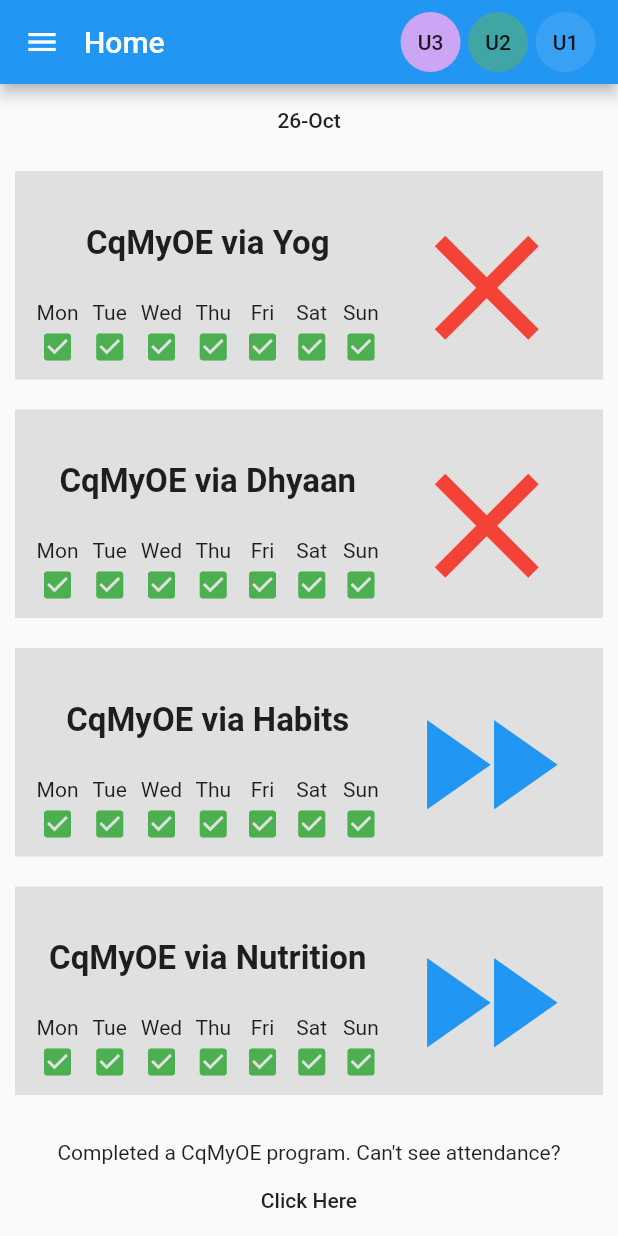
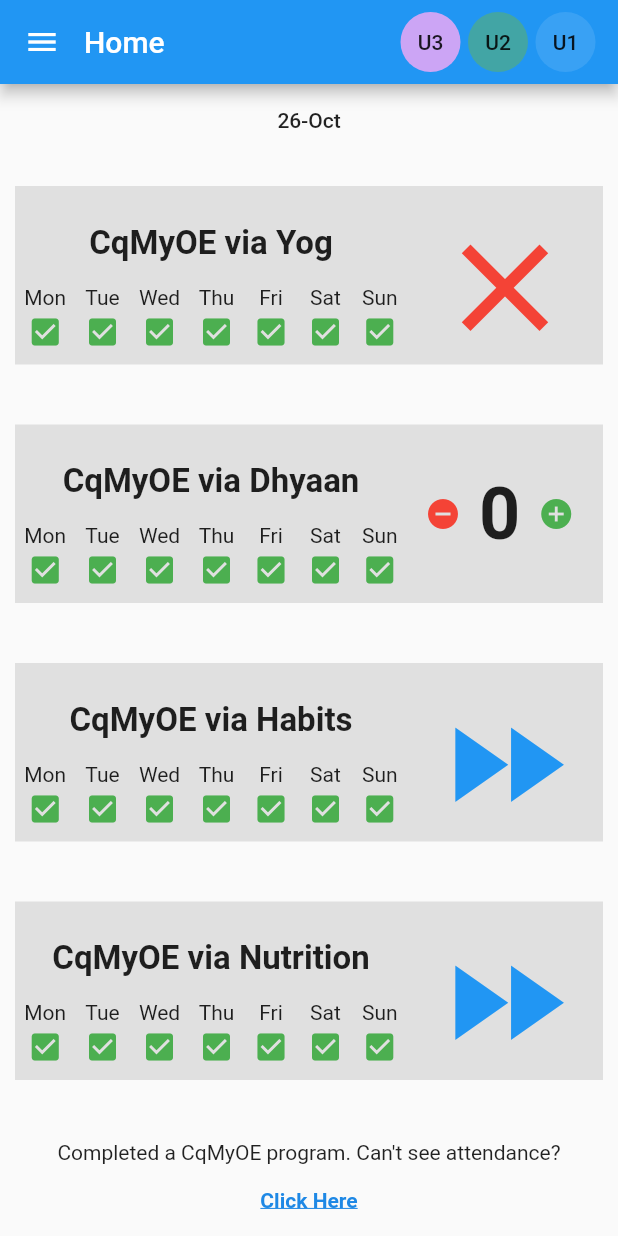
Before and after one commit to cqmyoe/streaks-mobile, a Flutter app: the MyHomePage screen opened by its route, on a phone screen of 412 x 824 dp. Run offline on Flutter 3.47's test engine with Material 2 defaults, Android fonts, the phone set to English and light mode, and no system bars; missing offline and left inert: amplify_auth_cognito, amplify_core.

```diff
--- a/lib/home_page.dart
+++ b/lib/home_page.dart
@@ -101,17 +101,18 @@ class _MyHomePageState extends State<MyHomePage> {
             ),
             Expanded(
               child: Container(
-                margin: EdgeInsets.fromLTRB(10, 10, 10, 10),
-                padding: EdgeInsets.fromLTRB(10, 10, 10, 10),
+                margin: EdgeInsets.fromLTRB(10, 20, 10, 20),
+                padding: EdgeInsets.fromLTRB(0, 10, 0, 10),
                 color: Colors.grey[300],
                 child: Row(
                   mainAxisAlignment: MainAxisAlignment.center,
+                  crossAxisAlignment: CrossAxisAlignment.center,
                   children: <Widget>[
                     Expanded(
+                      flex: 2,
                       child: Column(
                         children: [
                           Expanded(
-                            flex: 2,
                             child: Center(
                               child: Text(
                                 'CqMyOE via Yog',
@@ -221,24 +222,26 @@ class _MyHomePageState extends State<MyHomePage> {
                         ],
                       ),
                     ),
-                    CheckBox(),
+                    Expanded(
+                      child: CheckBox(),
+                    ),
                   ],
                 ),
               ),
             ),
             Expanded(
               child: Container(
-                margin: EdgeInsets.fromLTRB(10, 10, 10, 10),
-                padding: EdgeInsets.fromLTRB(10, 10, 10, 10),
+                margin: EdgeInsets.fromLTRB(10, 20, 10, 20),
+                padding: EdgeInsets.fromLTRB(0, 10, 0, 10),
                 color: Colors.grey[300],
                 child: Row(
                   mainAxisAlignment: MainAxisAlignment.center,
                   children: <Widget>[
                     Expanded(
+                      flex: 2,
                       child: Column(
                         children: [
                           Expanded(
-                            flex: 2,
                             child: Center(
                               child: Text(
                                 'CqMyOE via Dhyaan',
@@ -348,21 +351,23 @@ class _MyHomePageState extends State<MyHomePage> {
                         ],
                       ),
                     ),
-                    CheckBox(),
+                    Expanded(
+                      child: Counter(),
+                    ),
                   ],
                 ),
               ),
             ),
             Expanded(
               child: Container(
-                margin: EdgeInsets.fromLTRB(10, 10, 10, 10),
-                padding: EdgeInsets.fromLTRB(10, 10, 10, 10),
+                margin: EdgeInsets.fromLTRB(10, 20, 10, 20),
+                padding: EdgeInsets.fromLTRB(0, 10, 0, 10),
                 color: Colors.grey[300],
                 child: Row(
                   mainAxisAlignment: MainAxisAlignment.center,
                   children: <Widget>[
                     Expanded(
-                      flex: 3,
+                      flex: 2,
                       child: Column(
                         children: [
                           Expanded(
@@ -476,7 +481,8 @@ class _MyHomePageState extends State<MyHomePage> {
                         ],
                       ),
                     ),
-                    LayoutBuilder(
+                    Expanded(
+                      child: LayoutBuilder(
                         builder: (context, constraints) {
                           return IconButton(
                             icon: Icon(
@@ -490,20 +496,21 @@ class _MyHomePageState extends State<MyHomePage> {
                           );
                         },
                       ),
+                    ),
                   ],
                 ),
               ),
             ),
             Expanded(
               child: Container(
-                margin: EdgeInsets.fromLTRB(10, 10, 10, 10),
-                padding: EdgeInsets.fromLTRB(10, 10, 10, 10),
+                margin: EdgeInsets.fromLTRB(10, 20, 10, 20),
+                padding: EdgeInsets.fromLTRB(0, 10, 0, 10),
                 color: Colors.grey[300],
                 child: Row(
                   mainAxisAlignment: MainAxisAlignment.center,
                   children: <Widget>[
                     Expanded(
-                      flex: 3,
+                      flex: 2,
                       child: Column(
                         children: [
                           Expanded(
@@ -617,7 +624,8 @@ class _MyHomePageState extends State<MyHomePage> {
                         ],
                       ),
                     ),
-                    LayoutBuilder(
+                    Expanded(
+                      child: LayoutBuilder(
                         builder: (context, constraints) {
                           return IconButton(
                             icon: Icon(
@@ -631,19 +639,24 @@ class _MyHomePageState extends State<MyHomePage> {
                           );
                         },
                       ),
+                    ),
                   ],
                 ),
               ),
             ),
             Container(
-              padding: EdgeInsets.fromLTRB(0, 20, 0, 0),
+              margin: EdgeInsets.fromLTRB(0, 20, 0, 0),
               child: Text('Completed a CqMyOE program. Can\'t see attendance?'),
             ),
-            Container(
-              padding: EdgeInsets.fromLTRB(0, 0, 0, 0),
-              child: FlatButton(
+            FlatButton(
               onPressed: () {},
-                child: Text('Click Here'),
+              child: Text(
+                'Click Here',
+                style: TextStyle(
+                  color: Colors.blue[600],
+                  fontWeight: FontWeight.bold,
+                  decoration: TextDecoration.underline,
+                ),
               ),
             ),
           ],
@@ -665,6 +678,8 @@ class _CheckBox extends State<CheckBox> {
   Widget build(BuildContext context) {
     return LayoutBuilder(
       builder: (context, constraint) {
+        return LayoutBuilder(
+          builder: (context, constraints) {
             return IconButton(
               icon: Icon(
                 _checked ? Icons.clear : Icons.check,
@@ -679,5 +694,54 @@ class _CheckBox extends State<CheckBox> {
             );
           },
         );
+      },
+    );
   }
 }
+
+class Counter extends StatefulWidget {
+  @override
+  _CounterState createState() => _CounterState();
+}
+
+class _CounterState extends State<Counter> {
+  int i = 0;
+  @override
+  Widget build(BuildContext context) {
+    return Row(
+      children: [
+        IconButton(
+          icon: Icon(Icons.remove_circle),
+          color: Colors.red,
+          onPressed: () {
+            if (i > 0) {
+              i--;
+              setState(() {
+                i = i;
+              });
+            }
+          },
+        ),
+        Text(
+          i.toString(),
+          style: TextStyle(
+            fontSize: 48,
+            fontWeight: FontWeight.bold,
+          ),
+        ),
+        IconButton(
+          icon: Icon(Icons.add_circle),
+          color: Colors.green,
+          onPressed: () {
+            if (i < 9) {
+              i++;
+              setState(() {
+                i = i;
+              });
+            }
+          },
+        ),
+      ],
+    );
+  }
+}
--- a/lib/splash_screen.dart
+++ b/lib/splash_screen.dart
@@ -27,7 +27,7 @@ class SplashScreen extends StatelessWidget {
                     fontWeight: FontWeight.bold,
                   ),
                 ),
-                color: Colors.amberAccent,
+                color: Colors.lightBlue[300],
               ),
             ),
             Container(
@@ -44,7 +44,7 @@ class SplashScreen extends StatelessWidget {
                     fontWeight: FontWeight.bold,
                   ),
                 ),
-                color: Colors.pinkAccent,
+                color: Colors.red[300],
               ),
             ),
             Container(
@@ -61,7 +61,7 @@ class SplashScreen extends StatelessWidget {
                     fontWeight: FontWeight.bold,
                   ),
                 ),
-                color: Colors.greenAccent,
+                color: Colors.lightGreen[300],
               ),
             ),
           ],
```
Also changed, not shown: lib/habits_page.dart (+0 -40 lines), lib/login.dart (+16 -24 lines), lib/sign_up_phone_no.dart (+60 -5 lines). Lines whose indentation alone changed are shown as unchanged.
